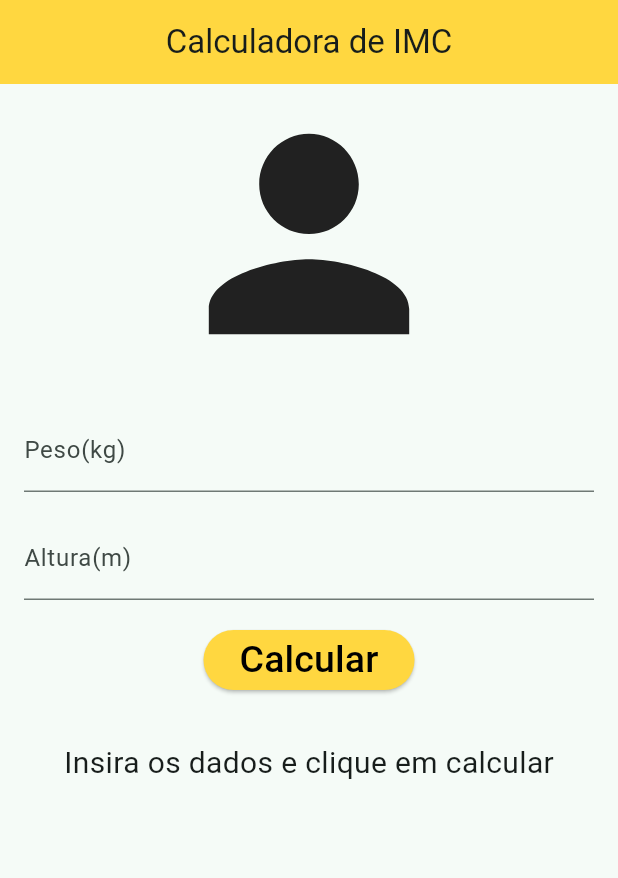
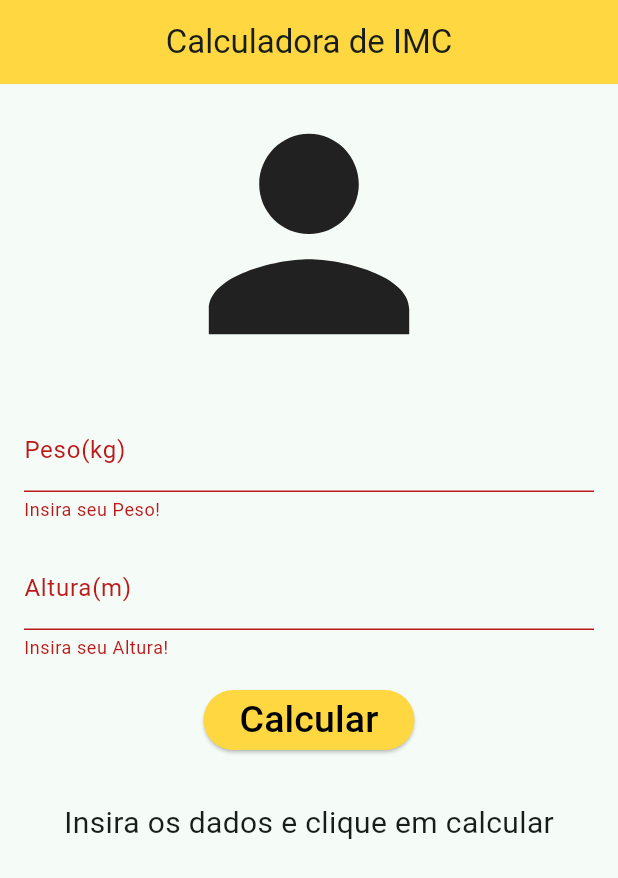
Before and after one commit to douglasroberto90/imc2024_2, a Flutter app: the screen it shows after launch, after a tap on "Calcular", on a phone screen of 412 x 824 dp. Shown: the top 878 px of the screen. Run offline on Flutter 3.47's test engine with Material 3 defaults, Android fonts, the phone set to English and light mode, and no system bars.

Commit message:
Update homePage.dart

```diff
--- a/lib/pages/homePage.dart
+++ b/lib/pages/homePage.dart
@@ -11,6 +11,7 @@ class _HomePageState extends State<HomePage> {
   TextEditingController controllerPeso = TextEditingController();
   TextEditingController controllerAltura = TextEditingController();
   String _informacoes = "Insira os dados e clique em calcular";
+  GlobalKey<FormState> _chaveFormulario = GlobalKey<FormState>();
 
   @override
   Widget build(BuildContext context) {
@@ -21,6 +22,8 @@ class _HomePageState extends State<HomePage> {
         backgroundColor: Colors.amberAccent,
       ),
       body: SingleChildScrollView(
+        child: Form(
+          key: _chaveFormulario,
           child: Column(
             children: [
               const Icon(
@@ -29,30 +32,52 @@ class _HomePageState extends State<HomePage> {
               ),
               Padding(
                 padding: const EdgeInsets.fromLTRB(16, 16, 16, 0),
-              child: TextField(
+                child: TextFormField(
+                  keyboardType: TextInputType.number,
                   controller: controllerPeso,
                   decoration: const InputDecoration(label: Text("Peso(kg)")),
+                  validator: (String? valor) {
+                    if (valor == null || valor.isEmpty) {
+                      return "Insira seu Peso!";
+                    }
+                    if (valor.contains(",")) {
+                      return "Insira o valor decimal usando ponto";
+                    }
+                  },
                 ),
               ),
               Padding(
                 padding: const EdgeInsets.fromLTRB(16, 16, 16, 0),
-              child: TextField(
+                child: TextFormField(
+                  keyboardType: TextInputType.number,
                   controller: controllerAltura,
                   decoration: const InputDecoration(label: Text("Altura(m)")),
+                  validator: (String? valor) {
+                    if (valor == null || valor.isEmpty) {
+                      return "Insira seu Altura!";
+                    }
+                    if (valor.contains(",")) {
+                      return "Insira o valor decimal usando ponto";
+                    }
+                  },
                 ),
               ),
               const SizedBox(
                 height: 16,
               ),
               ElevatedButton(
-                onPressed: calcularIMC,
+                  onPressed: () {
+                    if (_chaveFormulario.currentState!.validate()) {
+                      _calcularIMC();
+                      _chaveFormulario.currentState!.reset();
+                    }
+                  },
                   style: ElevatedButton.styleFrom(
                     backgroundColor: Colors.amberAccent,
                   ),
                   child: const Text(
                     "Calcular",
-                  style: TextStyle(fontSize: 25,
-                      color: Colors.black),
+                    style: TextStyle(fontSize: 25, color: Colors.black),
                   )),
               Container(
                 height: 30,
@@ -64,10 +89,11 @@ class _HomePageState extends State<HomePage> {
             ],
           ),
         ),
+      ),
     );
   }
 
-  void calcularIMC() {
+  void _calcularIMC() {
     double peso = double.parse(controllerPeso.text);
     double altura = double.parse(controllerAltura.text);
     double imc = peso / (altura * altura);
```
Lines whose indentation alone changed are shown as unchanged.
